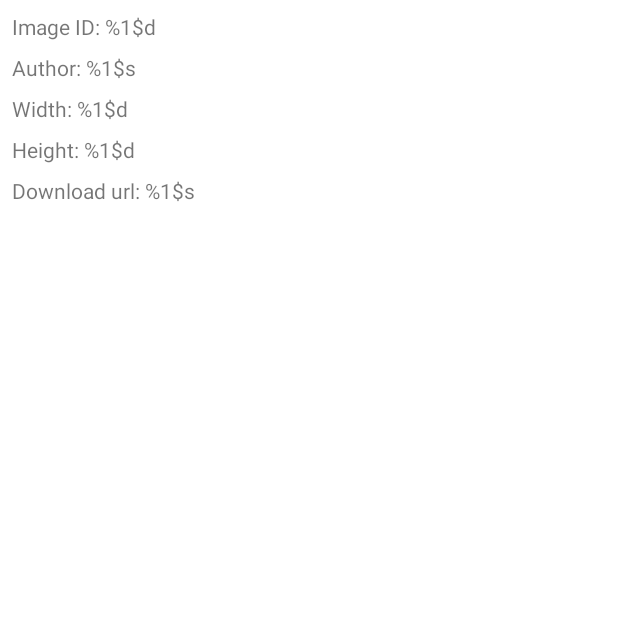
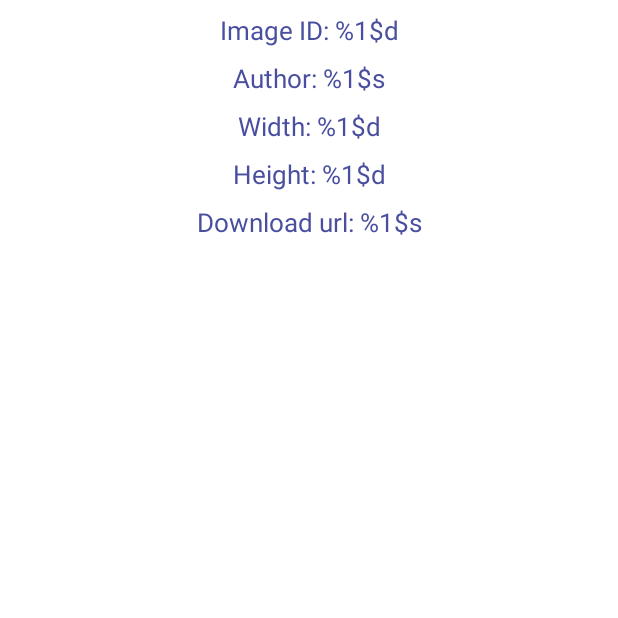
Before and after one commit to MarcinGruchala/images-browser, an Android app: the ImageDetailsActivity screen opened directly, with no data from a screen before it, on a phone screen of 412 x 824 dp, the top half of it. Run offline under Robolectric (Android 15) with nearby library versions, the phone set to English and light mode, and no system bars; network calls fail; pictures from the network do not load; 7 statements that could not run were skipped.

Commit message:
Updated ImageDetailsActivity

```diff
--- a/app/src/main/java/com/example/imagesbrowser/views/ImageDetailsActivity.kt
+++ b/app/src/main/java/com/example/imagesbrowser/views/ImageDetailsActivity.kt
@@ -2,6 +2,7 @@ package com.example.imagesbrowser.views
 
 import androidx.appcompat.app.AppCompatActivity
 import android.os.Bundle
+import com.bumptech.glide.Glide
 import com.example.imagesbrowser.R
 import com.example.imagesbrowser.databinding.ActivityImageDetailsBinding
 import com.example.imagesbrowser.models.ImagesListResponseItem
@@ -40,5 +41,6 @@ class ImageDetailsActivity : AppCompatActivity() {
                 item.download_url
             )
         }
+        Glide.with(this).load(item.download_url).into(binding.ivDetailedImage)
     }
 }
--- a/app/src/main/res/layout/activity_image_details.xml
+++ b/app/src/main/res/layout/activity_image_details.xml
@@ -10,9 +10,11 @@
         android:id="@+id/tvImageIdDetails"
         android:layout_width="wrap_content"
         android:layout_height="wrap_content"
-        android:layout_marginStart="8dp"
         android:layout_marginTop="8dp"
         android:text="@string/tv_image_id"
+        android:textColor="@color/purple"
+        android:textSize="17sp"
+        app:layout_constraintEnd_toEndOf="parent"
         app:layout_constraintStart_toStartOf="parent"
         app:layout_constraintTop_toTopOf="parent" />
 
@@ -20,9 +22,11 @@
         android:id="@+id/tvAuthor"
         android:layout_width="wrap_content"
         android:layout_height="wrap_content"
-        android:layout_marginStart="8dp"
         android:layout_marginTop="8dp"
         android:text="@string/tvAuthor"
+        android:textColor="@color/purple"
+        android:textSize="17sp"
+        app:layout_constraintEnd_toEndOf="parent"
         app:layout_constraintStart_toStartOf="parent"
         app:layout_constraintTop_toBottomOf="@+id/tvImageIdDetails" />
 
@@ -30,9 +34,11 @@
         android:id="@+id/tvWidth"
         android:layout_width="wrap_content"
         android:layout_height="wrap_content"
-        android:layout_marginStart="8dp"
         android:layout_marginTop="8dp"
         android:text="@string/tvWidth"
+        android:textColor="@color/purple"
+        android:textSize="17sp"
+        app:layout_constraintEnd_toEndOf="parent"
         app:layout_constraintStart_toStartOf="parent"
         app:layout_constraintTop_toBottomOf="@+id/tvAuthor" />
 
@@ -40,9 +46,11 @@
         android:id="@+id/tvHeight"
         android:layout_width="wrap_content"
         android:layout_height="wrap_content"
-        android:layout_marginStart="8dp"
         android:layout_marginTop="8dp"
         android:text="@string/tvHeight"
+        android:textColor="@color/purple"
+        android:textSize="17sp"
+        app:layout_constraintEnd_toEndOf="parent"
         app:layout_constraintStart_toStartOf="parent"
         app:layout_constraintTop_toBottomOf="@+id/tvWidth" />
 
@@ -50,9 +58,23 @@
         android:id="@+id/tvUrl"
         android:layout_width="wrap_content"
         android:layout_height="wrap_content"
-        android:layout_marginStart="8dp"
         android:layout_marginTop="8dp"
         android:text="@string/tvDownloadUrl"
+        android:textAlignment="center"
+        android:textColor="@color/purple"
+        android:textSize="17sp"
+        app:layout_constraintEnd_toEndOf="parent"
         app:layout_constraintStart_toStartOf="parent"
         app:layout_constraintTop_toBottomOf="@+id/tvHeight" />
+
+    <ImageView
+        android:id="@+id/ivDetailedImage"
+        android:layout_width="0dp"
+        android:layout_height="0dp"
+        android:layout_marginTop="8dp"
+        app:layout_constraintBottom_toBottomOf="parent"
+        app:layout_constraintEnd_toEndOf="parent"
+        app:layout_constraintStart_toStartOf="parent"
+        app:layout_constraintTop_toBottomOf="@+id/tvUrl"
+        tools:srcCompat="@tools:sample/avatars" />
 </androidx.constraintlayout.widget.ConstraintLayout>
```
